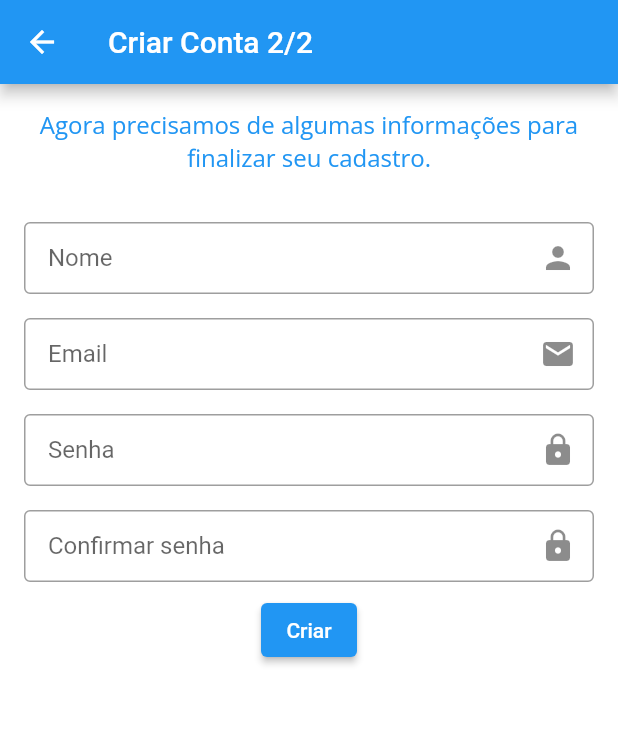
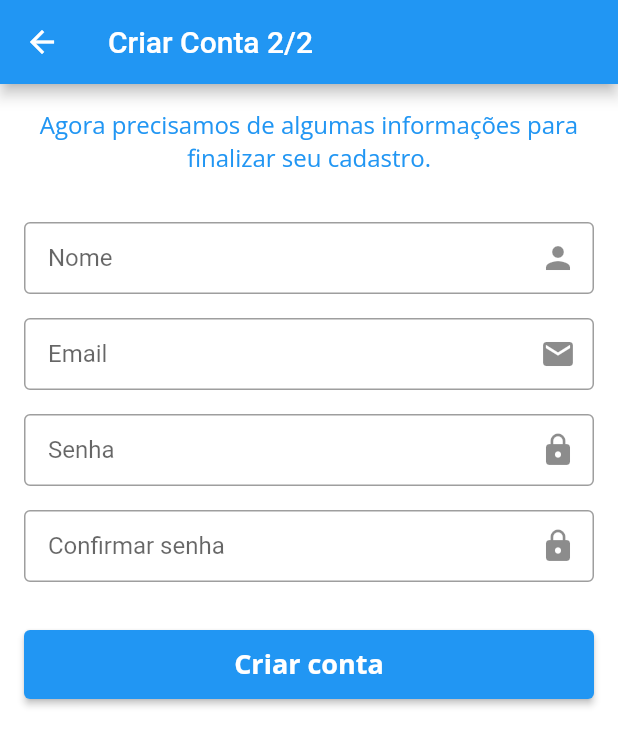
Before and after one commit to JohnAzedo/News, a Flutter app: the RegisterScreen screen opened directly, on a phone screen of 412 x 824 dp. Shown: the top 746 px of the screen. Run offline on Flutter 3.47's test engine with Material 2 defaults, Android fonts, the phone set to English and light mode, and no system bars; our stand-ins replace dio, google_fonts, jiffy, shared_preferences, splashscreen; accounts and stored records are empty; network calls fail.

Commit message:
[client] fix: Change and styling register screen button

```diff
--- a/client/lib/screens/auth/register.dart
+++ b/client/lib/screens/auth/register.dart
@@ -69,9 +69,21 @@ class _RegisterScreenState extends State<RegisterScreen> {
                 label: 'Confirmar senha',
                 icon: Icon(Icons.lock),
               ),
-              ElevatedButton(
-                onPressed: () => _createUser(),
-                child: Text('Criar'),
+              SizedBox(height: 24),
+              SizedBox(
+                height: 46,
+                width: Size.infinite.width,
+                child: ElevatedButton(
+                  onPressed: () => _createUser(),
+                  child: Text(
+                    'Criar conta',
+                    style: GoogleFonts.openSans(
+                      color: Colors.white,
+                      fontWeight: FontWeight.bold,
+                      fontSize: 18,
+                    ),
+                  ),
+                ),
               )
             ],
           ),
```
